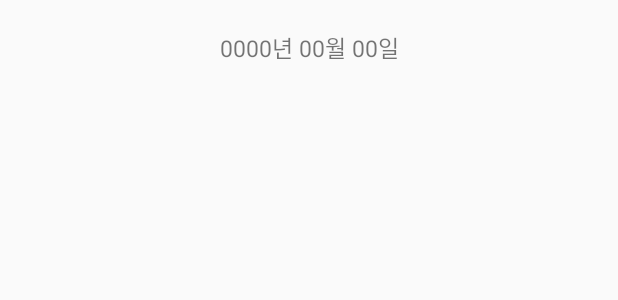
After one commit to KimKunWoo0407/ChatApp, an Android app: the layout date_devider_item.xml on its own in the app's theme, with its tools: preview values and no code run, on a phone screen of 412 x 824 dp. The commit adds this screen. Shown: the top 300 px of the screen. Run offline under Robolectric (Android 15) with nearby library versions, the phone set to English and light mode, and no system bars.

Commit message:
날짜 구분선 추가
날짜 구분 뷰홀더 추가
최근 메시지와 구분하여 날짜가 다르다면 날짜 구분선과 새로운 메세지 같이 추가

```diff
--- a/app/src/main/java/com/kkw/mychatapp/data/Message.kt
+++ b/app/src/main/java/com/kkw/mychatapp/data/Message.kt
@@ -4,5 +4,6 @@ data class Message(
     val senderUid: String ="",
     val sent_date: String ="",
     val content: String="",
-    val confirmed:Boolean = false
+    val confirmed:Boolean = false,
+    val isDate: Boolean = false
 ):java.io.Serializable{}
--- /dev/null
+++ b/app/src/main/res/layout/date_devider_item.xml
@@ -0,0 +1,22 @@
+<?xml version="1.0" encoding="utf-8"?>
+<androidx.constraintlayout.widget.ConstraintLayout xmlns:android="http://schemas.android.com/apk/res/android"
+    xmlns:app="http://schemas.android.com/apk/res-auto"
+    xmlns:tools="http://schemas.android.com/tools"
+    android:id="@+id/background"
+    android:layout_width="match_parent"
+    android:layout_height="wrap_content"
+    android:layout_marginTop="20dp"
+    android:layout_marginBottom="20dp">
+
+    <TextView
+        android:id="@+id/txt_date"
+        android:layout_width="wrap_content"
+        android:layout_height="wrap_content"
+        android:text="0000년 00월 00일"
+        android:textSize="15dp"
+        app:layout_constraintBottom_toBottomOf="parent"
+        app:layout_constraintEnd_toEndOf="parent"
+        app:layout_constraintStart_toStartOf="parent"
+        app:layout_constraintTop_toTopOf="parent" />
+
+</androidx.constraintlayout.widget.ConstraintLayout>
```
Also changed, not shown: app/src/main/java/com/kkw/mychatapp/ChatRoomActivity.kt (+31 -9 lines), app/src/main/java/com/kkw/mychatapp/RecyclerMessageAdapter.kt (+44 -5 lines).
